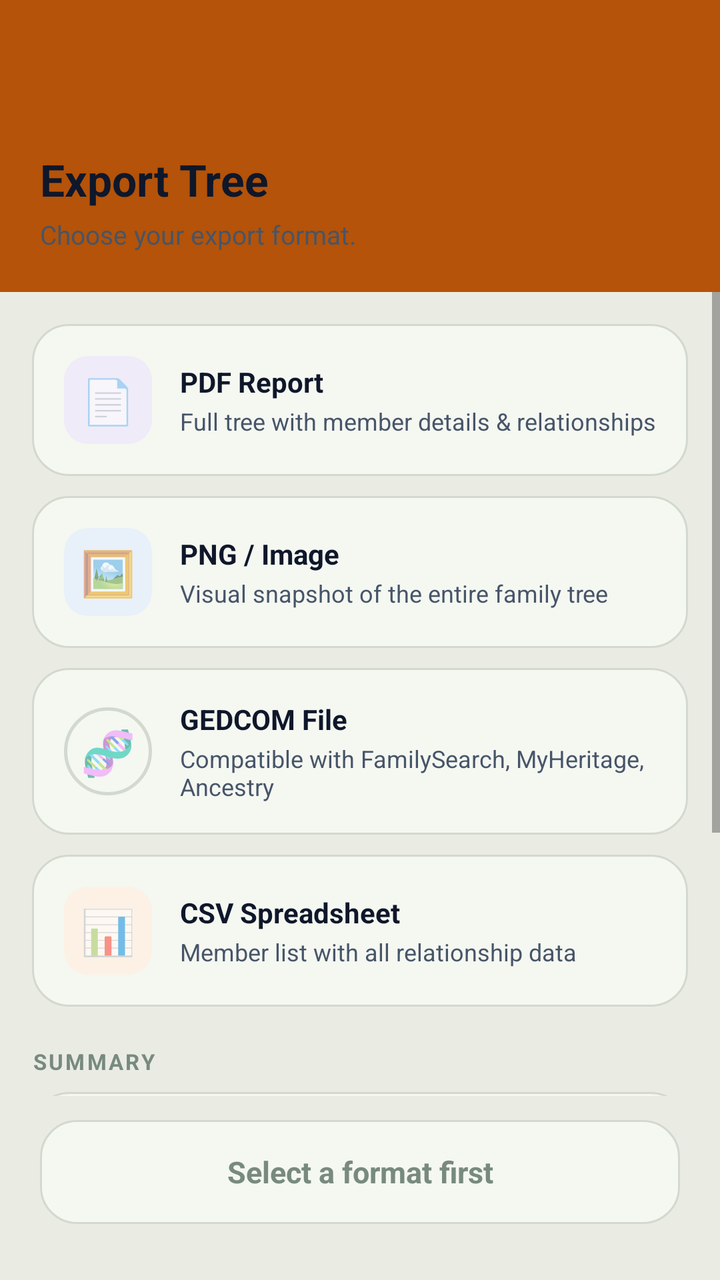
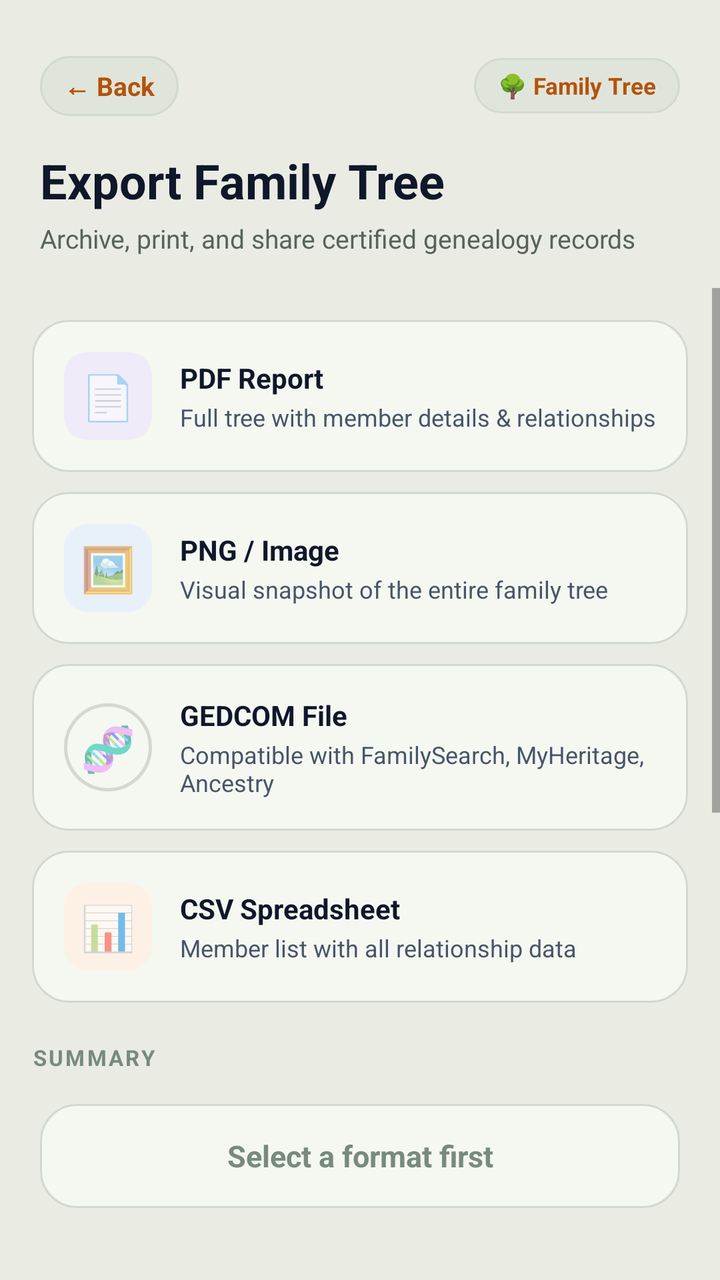

An Android layout rendered at two revisions. The XML below is the earlier revision; the diff shows what the commit changed to produce the second picture.
<!-- AndroidManifest.xml: application theme Theme.BTProject2 -->
<!-- res/layout/activity_export_tree.xml -->
<?xml version="1.0" encoding="utf-8"?>
<LinearLayout xmlns:android="http://schemas.android.com/apk/res/android"
    android:layout_width="match_parent"
    android:layout_height="match_parent"
    android:orientation="vertical"
    android:background="@color/background">

    
    <LinearLayout
        android:layout_width="match_parent"
        android:layout_height="wrap_content"
        android:orientation="vertical"
        android:background="@color/primary"
        android:paddingStart="20dp"
        android:paddingEnd="20dp"
        android:paddingTop="48dp"
        android:paddingBottom="20dp">

        <TextView
            android:id="@+id/btnBack"
            android:layout_width="wrap_content"
            android:layout_height="wrap_content"
            android:text="‹ Back"
            android:textSize="14sp"
            android:textColor="@color/gold_accent"
            android:layout_marginBottom="8dp"
            android:clickable="true"
            android:focusable="true" />

        <TextView
            android:layout_width="wrap_content"
            android:layout_height="wrap_content"
            android:text="Export Tree"
            android:textSize="22sp"
            android:textStyle="bold"
            android:textColor="@color/text_primary" />

        <TextView
            android:layout_width="wrap_content"
            android:layout_height="wrap_content"
            android:text="Choose your export format."
            android:textSize="13sp"
            android:textColor="@color/text_secondary"
            android:layout_marginTop="4dp" />
    </LinearLayout>

    <ScrollView
        android:layout_width="match_parent"
        android:layout_height="0dp"
        android:layout_weight="1">

        <LinearLayout
            android:layout_width="match_parent"
            android:layout_height="wrap_content"
            android:orientation="vertical"
            android:padding="16dp">

            
            <LinearLayout
                android:id="@+id/cardPdf"
                android:layout_width="match_parent"
                android:layout_height="wrap_content"
                android:orientation="horizontal"
                android:background="@drawable/card_bg"
                android:padding="16dp"
                android:gravity="center_vertical"
                android:layout_marginBottom="10dp"
                android:clickable="true"
                android:focusable="true">

                <TextView
                    android:layout_width="44dp"
                    android:layout_height="44dp"
                    android:gravity="center"
                    android:text="📄"
                    android:textSize="22sp"
                    android:background="@drawable/icon_bg_pink"
                    android:layout_marginEnd="14dp" />

                <LinearLayout
                    android:layout_width="0dp"
                    android:layout_height="wrap_content"
                    android:layout_weight="1"
                    android:orientation="vertical">

                    <TextView
                        android:layout_width="wrap_content"
                        android:layout_height="wrap_content"
                        android:text="PDF Report"
                        android:textSize="14sp"
                        android:textStyle="bold"
                        android:textColor="@color/text_primary" />

                    <TextView
                        android:layout_width="wrap_content"
                        android:layout_height="wrap_content"
                        android:text="Full tree with member details &amp; relationships"
                        android:textSize="12sp"
                        android:textColor="@color/text_secondary"
                        android:layout_marginTop="2dp" />
                </LinearLayout>
            </LinearLayout>

            
            <LinearLayout
                android:id="@+id/cardPng"
                android:layout_width="match_parent"
                android:layout_height="wrap_content"
                android:orientation="horizontal"
                android:background="@drawable/card_bg"
                android:padding="16dp"
                android:gravity="center_vertical"
                android:layout_marginBottom="10dp"
                android:clickable="true"
                android:focusable="true">

                <TextView
                    android:layout_width="44dp"
                    android:layout_height="44dp"
                    android:gravity="center"
                    android:text="🖼️"
                    android:textSize="22sp"
                    android:background="@drawable/icon_bg_blue"
                    android:layout_marginEnd="14dp" />

                <LinearLayout
                    android:layout_width="0dp"
                    android:layout_height="wrap_content"
                    android:layout_weight="1"
                    android:orientation="vertical">

                    <TextView
                        android:layout_width="wrap_content"
                        android:layout_height="wrap_content"
                        android:text="PNG / Image"
                        android:textSize="14sp"
                        android:textStyle="bold"
                        android:textColor="@color/text_primary" />

                    <TextView
                        android:layout_width="wrap_content"
                        android:layout_height="wrap_content"
                        android:text="Visual snapshot of the entire family tree"
                        android:textSize="12sp"
                        android:textColor="@color/text_secondary"
                        android:layout_marginTop="2dp" />
                </LinearLayout>
            </LinearLayout>

            
            <LinearLayout
                android:id="@+id/cardGedcom"
                android:layout_width="match_parent"
                android:layout_height="wrap_content"
                android:orientation="horizontal"
                android:background="@drawable/card_bg"
                android:padding="16dp"
                android:gravity="center_vertical"
                android:layout_marginBottom="10dp"
                android:clickable="true"
                android:focusable="true">

                <TextView
                    android:layout_width="44dp"
                    android:layout_height="44dp"
                    android:gravity="center"
                    android:text="🧬"
                    android:textSize="22sp"
                    android:background="@drawable/icon_bg_green"
                    android:layout_marginEnd="14dp" />

                <LinearLayout
                    android:layout_width="0dp"
                    android:layout_height="wrap_content"
                    android:layout_weight="1"
                    android:orientation="vertical">

                    <TextView
                        android:layout_width="wrap_content"
                        android:layout_height="wrap_content"
                        android:text="GEDCOM File"
                        android:textSize="14sp"
                        android:textStyle="bold"
                        android:textColor="@color/text_primary" />

                    <TextView
                        android:layout_width="wrap_content"
                        android:layout_height="wrap_content"
                        android:text="Compatible with FamilySearch, MyHeritage, Ancestry"
                        android:textSize="12sp"
                        android:textColor="@color/text_secondary"
                        android:layout_marginTop="2dp" />
                </LinearLayout>
            </LinearLayout>

            
            <LinearLayout
                android:id="@+id/cardCsv"
                android:layout_width="match_parent"
                android:layout_height="wrap_content"
                android:orientation="horizontal"
                android:background="@drawable/card_bg"
                android:padding="16dp"
                android:gravity="center_vertical"
                android:layout_marginBottom="20dp"
                android:clickable="true"
                android:focusable="true">

                <TextView
                    android:layout_width="44dp"
                    android:layout_height="44dp"
                    android:gravity="center"
                    android:text="📊"
                    android:textSize="22sp"
                    android:background="@drawable/icon_bg_amber"
                    android:layout_marginEnd="14dp" />

                <LinearLayout
                    android:layout_width="0dp"
                    android:layout_height="wrap_content"
                    android:layout_weight="1"
                    android:orientation="vertical">

                    <TextView
                        android:layout_width="wrap_content"
                        android:layout_height="wrap_content"
                        android:text="CSV Spreadsheet"
                        android:textSize="14sp"
                        android:textStyle="bold"
                        android:textColor="@color/text_primary" />

                    <TextView
                        android:layout_width="wrap_content"
                        android:layout_height="wrap_content"
                        android:text="Member list with all relationship data"
                        android:textSize="12sp"
                        android:textColor="@color/text_secondary"
                        android:layout_marginTop="2dp" />
                </LinearLayout>
            </LinearLayout>

            
            <TextView
                android:layout_width="wrap_content"
                android:layout_height="wrap_content"
                android:text="SUMMARY"
                android:textSize="11sp"
                android:textStyle="bold"
                android:textColor="@color/text_hint"
                android:letterSpacing="0.1"
                android:layout_marginBottom="8dp" />

            <LinearLayout
                android:layout_width="match_parent"
                android:layout_height="wrap_content"
                android:orientation="vertical"
                android:background="@drawable/card_bg"
                android:padding="14dp"
                android:layout_marginBottom="20dp">

                <LinearLayout android:layout_width="match_parent" android:layout_height="wrap_content" android:orientation="horizontal" android:paddingBottom="10dp">
                    <TextView android:layout_width="0dp" android:layout_height="wrap_content" android:layout_weight="1" android:text="Total Members" android:textSize="13sp" android:textColor="@color/text_secondary" />
                    <TextView android:id="@+id/tvTotalMembers" android:layout_width="wrap_content" android:layout_height="wrap_content" android:text="0" android:textSize="13sp" android:textStyle="bold" android:textColor="@color/text_primary" />
                </LinearLayout>

                <View android:layout_width="match_parent" android:layout_height="1dp" android:background="@color/surface" android:layout_marginBottom="10dp" />

                <LinearLayout android:layout_width="match_parent" android:layout_height="wrap_content" android:orientation="horizontal" android:paddingBottom="10dp">
                    <TextView android:layout_width="0dp" android:layout_height="wrap_content" android:layout_weight="1" android:text="Parent Links" android:textSize="13sp" android:textColor="@color/text_secondary" />
                    <TextView android:id="@+id/tvParentLinks" android:layout_width="wrap_content" android:layout_height="wrap_content" android:text="0" android:textSize="13sp" android:textStyle="bold" android:textColor="@color/text_primary" />
                </LinearLayout>

                <View android:layout_width="match_parent" android:layout_height="1dp" android:background="@color/surface" android:layout_marginBottom="10dp" />

                <LinearLayout android:layout_width="match_parent" android:layout_height="wrap_content" android:orientation="horizontal" android:paddingBottom="10dp">
                    <TextView android:layout_width="0dp" android:layout_height="wrap_content" android:layout_weight="1" android:text="Living Members" android:textSize="13sp" android:textColor="@color/text_secondary" />
                    <TextView android:id="@+id/tvLivingMembers" android:layout_width="wrap_content" android:layout_height="wrap_content" android:text="0" android:textSize="13sp" android:textStyle="bold" android:textColor="@color/text_primary" />
                </LinearLayout>

                <View android:layout_width="match_parent" android:layout_height="1dp" android:background="@color/surface" android:layout_marginBottom="10dp" />

                <LinearLayout android:layout_width="match_parent" android:layout_height="wrap_content" android:orientation="horizontal">
                    <TextView android:layout_width="0dp" android:layout_height="wrap_content" android:layout_weight="1" android:text="Export Format" android:textSize="13sp" android:textColor="@color/text_secondary" />
                    <TextView android:id="@+id/tvExportFormat" android:layout_width="wrap_content" android:layout_height="wrap_content" android:text="Not selected" android:textSize="13sp" android:textStyle="bold" android:textColor="@color/text_hint" />
                </LinearLayout>
            </LinearLayout>

        </LinearLayout>
    </ScrollView>

    
    <LinearLayout
        android:layout_width="match_parent"
        android:layout_height="wrap_content"
        android:orientation="vertical"
        android:paddingStart="20dp"
        android:paddingEnd="20dp"
        android:paddingTop="12dp"
        android:paddingBottom="28dp"
        android:background="@color/background">

        <TextView
            android:id="@+id/btnExport"
            android:layout_width="match_parent"
            android:layout_height="52dp"
            android:gravity="center"
            android:text="Select a format first"
            android:textSize="15sp"
            android:textStyle="bold"
            android:textColor="@color/text_hint"
            android:background="@drawable/card_bg"
            android:clickable="true"
            android:focusable="true" />
    </LinearLayout>

</LinearLayout>
<!-- resources referenced by this layout -->
<resources>
  <color name="background">#EAECE4</color>
  <color name="gold_accent">#B45309</color>
  <color name="primary">#B45309</color>
  <color name="surface">#F5F7F1</color>
  <color name="text_hint">#788A7E</color>
  <color name="text_primary">#0F172A</color>
  <color name="text_secondary">#475569</color>
  <!-- drawable card_bg (drawable) -->
  <?xml version="1.0" encoding="utf-8"?>
  <shape xmlns:android="http://schemas.android.com/apk/res/android"
      android:shape="rectangle">
      <solid android:color="@color/forest_card" />
      <corners android:radius="18dp" />
      <stroke android:width="1dp" android:color="@color/forest_card_border" />
  </shape>
  <!-- drawable icon_bg_amber (drawable) -->
  <?xml version="1.0" encoding="utf-8"?>
  <shape xmlns:android="http://schemas.android.com/apk/res/android"
      android:shape="rectangle">
      <solid android:color="#FDF1E6" />
      <corners android:radius="12dp" />
  </shape>
  <!-- drawable icon_bg_blue (drawable) -->
  <?xml version="1.0" encoding="utf-8"?>
  <shape xmlns:android="http://schemas.android.com/apk/res/android"
      android:shape="rectangle">
      <solid android:color="#E8F0FA" />
      <corners android:radius="12dp" />
  </shape>
  <!-- drawable icon_bg_green (drawable) -->
  <?xml version="1.0" encoding="utf-8"?>
  <shape xmlns:android="http://schemas.android.com/apk/res/android"
      android:shape="oval">
      <solid android:color="@color/forest_card" />
      <stroke android:width="1.5dp" android:color="@color/forest_card_border" />
  </shape>
  <!-- drawable icon_bg_pink (drawable) -->
  <?xml version="1.0" encoding="utf-8"?>
  <shape xmlns:android="http://schemas.android.com/apk/res/android"
      android:shape="rectangle">
      <solid android:color="#F0EBF8" />
      <corners android:radius="12dp" />
  </shape>
  <style name="Theme.BTProject2" parent="Theme.MaterialComponents.DayNight.NoActionBar">
          <item name="colorPrimary">@color/gold_accent</item>
          <item name="colorPrimaryDark">@color/gold_accent_dark</item>
          <item name="colorAccent">@color/gold_accent</item>
          <item name="android:windowBackground">@color/forest_bg</item>
          <item name="android:statusBarColor">@color/forest_bg</item>
          <item name="android:windowLightStatusBar">true</item>
      </style>
  <color name="forest_card">#F5F7F1</color>
  <color name="forest_card_border">#D2D9CE</color>
  <color name="gold_accent_dark">#78350F</color>
  <color name="forest_bg">#EAECE4</color>
</resources>

<!-- the commit's change to res/layout/activity_export_tree.xml (unified diff, before → after) -->
@@ -3,44 +3,78 @@
     android:layout_width="match_parent"
     android:layout_height="match_parent"
     android:orientation="vertical"
-    android:background="@color/background">
+    android:background="@color/forest_bg"
+    android:fitsSystemWindows="true">
 
     
     <LinearLayout
         android:layout_width="match_parent"
         android:layout_height="wrap_content"
         android:orientation="vertical"
-        android:background="@color/primary"
+        android:background="@color/forest_bg"
         android:paddingStart="20dp"
         android:paddingEnd="20dp"
-        android:paddingTop="48dp"
-        android:paddingBottom="20dp">
-
-        <TextView
-            android:id="@+id/btnBack"
-            android:layout_width="wrap_content"
+        android:paddingTop="28dp"
+        android:paddingBottom="16dp">
+
+        <LinearLayout
+            android:layout_width="match_parent"
             android:layout_height="wrap_content"
-            android:text="‹ Back"
-            android:textSize="14sp"
-            android:textColor="@color/gold_accent"
-            android:layout_marginBottom="8dp"
-            android:clickable="true"
-            android:focusable="true" />
+            android:orientation="horizontal"
+            android:gravity="center_vertical"
+            android:layout_marginBottom="16dp">
+
+            <TextView
+                android:id="@+id/btnBack"
+                android:layout_width="wrap_content"
+                android:layout_height="wrap_content"
+                android:text="← Back"
+                android:textSize="13sp"
+                android:textStyle="bold"
+                android:textColor="@color/gold_accent"
+                android:background="@drawable/badge_pill_dark"
+                android:paddingStart="12dp"
+                android:paddingEnd="12dp"
+                android:paddingTop="6dp"
+                android:paddingBottom="6dp"
+                android:clickable="true"
+                android:focusable="true" />
+
+            <View
+                android:layout_width="0dp"
+                android:layout_height="0dp"
+                android:layout_weight="1" />
+
+            
+            <TextView
+                android:id="@+id/tvTreePillBadge"
+                android:layout_width="wrap_content"
+                android:layout_height="wrap_content"
+                android:text="🌳 Family Tree"
+                android:textSize="11.5sp"
+                android:textStyle="bold"
+                android:textColor="@color/mint_text"
+                android:background="@drawable/badge_pill_dark"
+                android:paddingStart="12dp"
+                android:paddingEnd="12dp"
+                android:paddingTop="6dp"
+                android:paddingBottom="6dp" />
+        </LinearLayout>
 
         <TextView
             android:layout_width="wrap_content"
             android:layout_height="wrap_content"
-            android:text="Export Tree"
-            android:textSize="22sp"
+            android:text="Export Family Tree"
+            android:textSize="24sp"
             android:textStyle="bold"
             android:textColor="@color/text_primary" />
 
         <TextView
             android:layout_width="wrap_content"
             android:layout_height="wrap_content"
-            android:text="Choose your export format."
+            android:text="Archive, print, and share certified genealogy records"
             android:textSize="13sp"
-            android:textColor="@color/text_secondary"
+            android:textColor="@color/dark_subtext"
             android:layout_marginTop="4dp" />
     </LinearLayout>
 
@@ -296,8 +330,8 @@
         android:paddingStart="20dp"
         android:paddingEnd="20dp"
         android:paddingTop="12dp"
-        android:paddingBottom="28dp"
-        android:background="@color/background">
+        android:paddingBottom="36dp"
+        android:background="@color/forest_bg">
 
         <TextView
             android:id="@+id/btnExport"
<!-- resource entries referenced after the edit -->
@@ -1,12 +1,22 @@
 <!-- resources referenced by this layout -->
 <resources>
-  <color name="background">#EAECE4</color>
+  <color name="dark_subtext">#57635A</color>
   <color name="gold_accent">#B45309</color>
-  <color name="primary">#B45309</color>
+  <color name="mint_text">#B45309</color>
   <color name="surface">#F5F7F1</color>
   <color name="text_hint">#788A7E</color>
   <color name="text_primary">#0F172A</color>
   <color name="text_secondary">#475569</color>
+  <!-- drawable badge_pill_dark (drawable) -->
+  <?xml version="1.0" encoding="utf-8"?>
+  <shape xmlns:android="http://schemas.android.com/apk/res/android"
+      android:shape="rectangle">
+      <solid android:color="@color/forest_card_light" />
+      <corners android:radius="20dp" />
+      <stroke
+          android:width="1dp"
+          android:color="@color/forest_card_border" />
+  </shape>
   <!-- drawable card_bg (drawable) -->
   <?xml version="1.0" encoding="utf-8"?>
   <shape xmlns:android="http://schemas.android.com/apk/res/android"
@@ -51,6 +61,7 @@
           <item name="android:statusBarColor">@color/forest_bg</item>
           <item name="android:windowLightStatusBar">true</item>
       </style>
+  <color name="forest_card_light">#E0E5DC</color>
   <color name="forest_card">#F5F7F1</color>
   <color name="forest_card_border">#D2D9CE</color>
   <color name="gold_accent_dark">#78350F</color>
